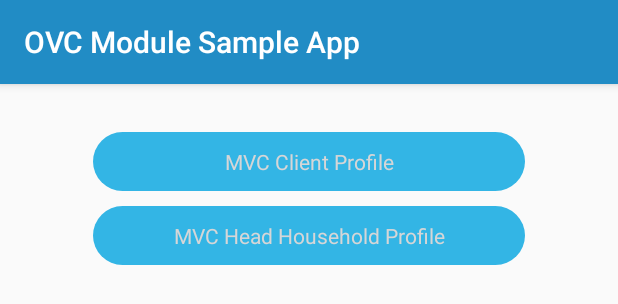
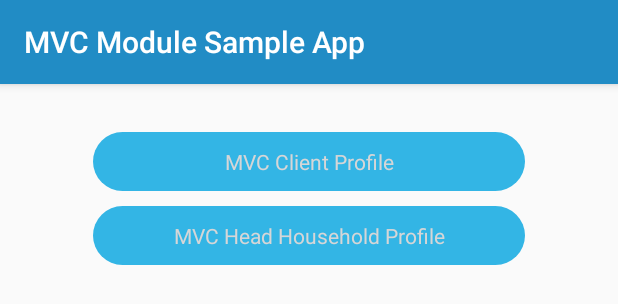
Before and after one commit to Digital-Square-Tanzania/opensrp-client-chw-ovc, an Android app: the layout activity_main.xml on its own in the app's theme, with its tools: preview values and no code run, on a phone screen of 412 x 824 dp. Shown: the top 304 px of the screen. Run offline under Robolectric (Android 15) with nearby library versions, the phone set to English and light mode, and no system bars; plain views replace CustomFontTextView.

Commit message:
:hammer: Refactored various string resources to rename the module from OVC to MVC

```diff
--- a/gradle.properties
+++ b/gradle.properties
@@ -1,7 +1,7 @@
 VERSION_NAME=1.0.0-SNAPSHOT
 VERSION_CODE=1
 GROUP=org.smartregister
-POM_SETTING_DESCRIPTION=OpenSRP Client OVC Library
+POM_SETTING_DESCRIPTION=OpenSRP Client MVC Library
 POM_SETTING_URL=https://github.com/Digital-Square-Tanzania/opensrp-client-chw-ovc
 POM_SETTING_SCM_URL=https://github.com/Digital-Square-Tanzania/opensrp-client-chw-ovc
 POM_SETTING_SCM_CONNECTION=scm:git@github.com:Digital-Square-Tanzania/opensrp-client-chw-ovc.git
@@ -11,7 +11,7 @@ POM_SETTING_LICENCE_URL=http://www.apache.org/licenses/LICENSE-2.0.txt
 POM_SETTING_LICENCE_DIST=repo
 POM_SETTING_DEVELOPER_ID=Abt/PS3+
 POM_SETTING_DEVELOPER_NAME=Abt/PS3+
-POM_SETTING_NAME=OpenSRP Client Chw OVC
+POM_SETTING_NAME=OpenSRP Client Chw MVC
 POM_SETTING_ARTIFACT_ID=opensrp-chw-ovc
 POM_SETTING_PACKAGING=aar
 android.useAndroidX=true
--- a/opensrp-chw-ovc/build.gradle
+++ b/opensrp-chw-ovc/build.gradle
@@ -16,7 +16,7 @@ plugins {
     id 'maven-publish'
 }
 
-description = 'OpenSRP CHW OVC library'
+description = 'OpenSRP CHW MVC library'
 
 jacoco {
     toolVersion = "0.7.9"
--- a/opensrp-chw-ovc/src/main/java/org/smartregister/chw/ovc/actionhelper/OvcVisitActionHelper.java
+++ b/opensrp-chw-ovc/src/main/java/org/smartregister/chw/ovc/actionhelper/OvcVisitActionHelper.java
@@ -11,7 +11,7 @@ import java.util.Map;
 import timber.log.Timber;
 
 /**
- * Designed to set default methods for the OVC Action Helper
+ * Designed to set default methods for the MVC Action Helper
  * This object must remain inert to the Home Visit action. Its designed primarily for extension by simple visit actions
  */
 public abstract class OvcVisitActionHelper implements BaseOvcVisitAction.OvcVisitActionHelper {
--- a/sample/src/main/res/layout/activity_main.xml
+++ b/sample/src/main/res/layout/activity_main.xml
@@ -16,7 +16,7 @@
             android:layout_width="match_parent"
             android:layout_height="?attr/actionBarSize"
             android:background="?attr/colorPrimary"
-            app:title="OVC Module Sample App"
+            app:title="MVC Module Sample App"
             app:popupTheme="@style/AppTheme.PopupOverlay" />
 
     </com.google.android.material.appbar.AppBarLayout>
--- a/sample/src/main/res/layout/content_main.xml
+++ b/sample/src/main/res/layout/content_main.xml
@@ -54,7 +54,7 @@
             android:layout_width="match_parent"
             android:layout_height="wrap_content"
             android:visibility="gone"
-            android:text="OVC Activity" />
+            android:text="MVC Activity" />
 
 
     </androidx.appcompat.widget.LinearLayoutCompat>
```
Also changed, not shown: opensrp-chw-ovc/src/main/res/values/strings.xml (+7 -7 lines), 2 other files.
